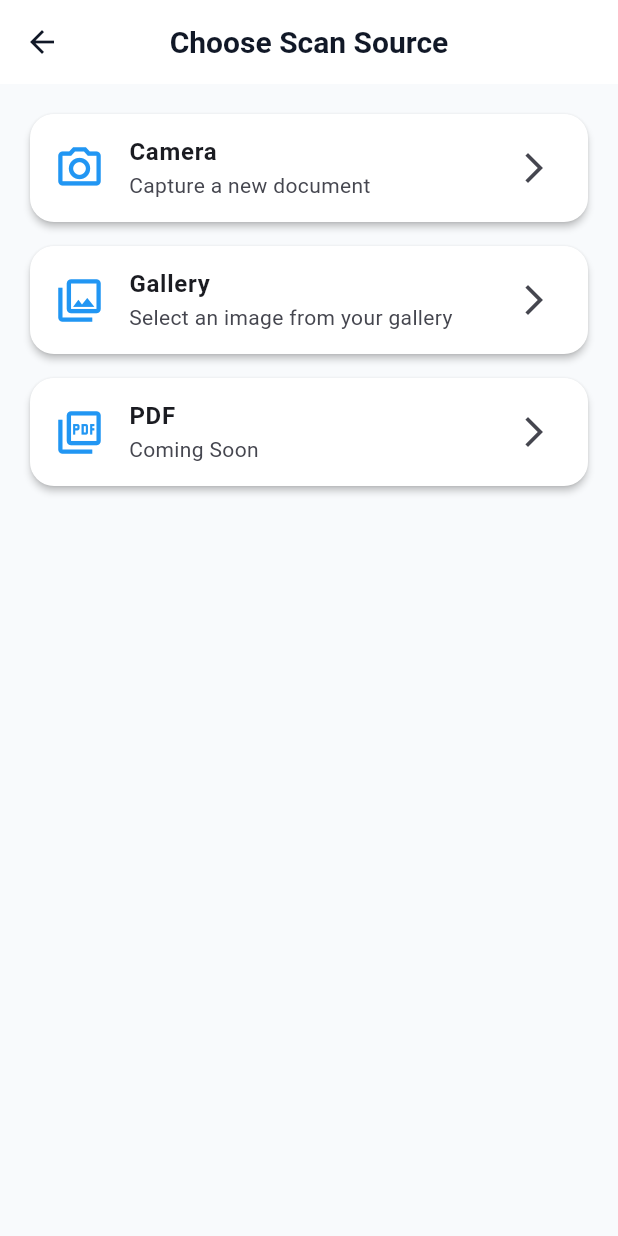
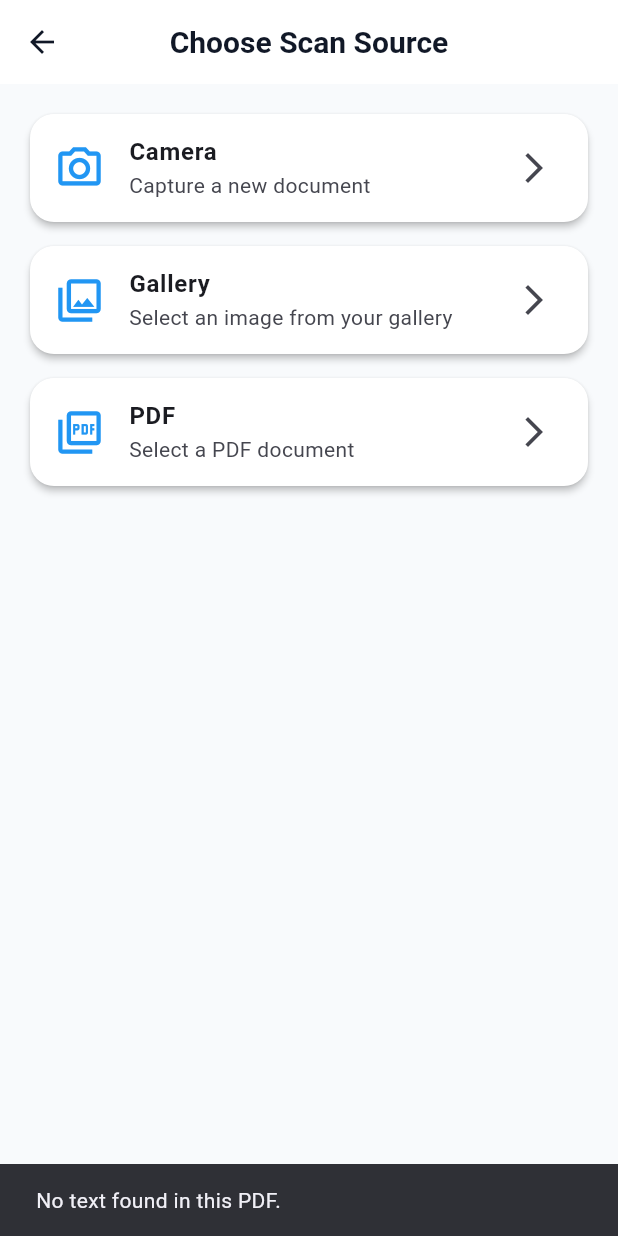
Before and after one commit to prggopinath/docintel-ai, a Flutter app: the ScanOptionsScreen screen opened directly, after a tap on "PDF", on a phone screen of 412 x 824 dp. Run offline on Flutter 3.47's test engine with Material 3 defaults, Android fonts, the phone set to English and light mode, and no system bars; our stand-ins replace dio, file_picker, image_picker; missing offline and left inert: google_mlkit_text_recognition, read_pdf_text.

Commit message:
Add PDF import and text extraction

```diff
--- a/mobile/app/lib/features/scan/controllers/scan_controller.dart
+++ b/mobile/app/lib/features/scan/controllers/scan_controller.dart
@@ -1,5 +1,7 @@
 import 'package:image_picker/image_picker.dart';
 
+import '../../../services/pdf/pdf_picker_service.dart';
+import '../../../services/pdf/pdf_text_service.dart';
 import '../../../services/scanner/image_picker_service.dart';
 import '../../../services/ocr/text_recognition_service.dart';
 
@@ -7,6 +9,9 @@ class ScanController {
   final ImagePickerService _imagePickerService = ImagePickerService();
   final TextRecognitionService _textRecognitionService =
       TextRecognitionService();
+
+  final PdfPickerService _pdfPickerService = PdfPickerService();
+  final PdfTextService _pdfTextService = PdfTextService();
 
   Future<String?> scanFromCamera() async {
     final XFile? image = await _imagePickerService.pickFromCamera();
@@ -28,6 +33,22 @@ class ScanController {
     return await _textRecognitionService.recognizeText(image.path);
   }
 
+  Future<String?> scanFromPdf() async {
+    final path = await _pdfPickerService.pickPdf();
+
+    if (path == null) {
+      return null;
+    }
+
+    final text = await _pdfTextService.extractText(path);
+
+    if (text.trim().isEmpty) {
+      return null;
+    }
+
+    return text;
+  }
+
   Future<void> dispose() async {
     await _textRecognitionService.dispose();
   }
--- a/mobile/app/lib/features/scan/screens/scan_options_screen.dart
+++ b/mobile/app/lib/features/scan/screens/scan_options_screen.dart
@@ -83,6 +83,38 @@ class _ScanOptionsScreenState extends State<ScanOptionsScreen> {
     }
   }
 
+  Future<void> _scanFromPdf() async {
+    try {
+      final text = await _scanController.scanFromPdf();
+
+      if (!mounted) return;
+
+      if (text == null || text.trim().isEmpty) {
+        ScaffoldMessenger.of(context).showSnackBar(
+          const SnackBar(
+            content: Text("No text found in this PDF."),
+          ),
+        );
+        return;
+      }
+
+      Navigator.push(
+        context,
+        MaterialPageRoute(
+          builder: (_) => OcrResultScreen(text: text),
+        ),
+      );
+    } catch (e) {
+      if (!mounted) return;
+
+      ScaffoldMessenger.of(context).showSnackBar(
+        SnackBar(
+          content: Text("PDF Error: $e"),
+        ),
+      );
+    }
+  }
+
   Widget _buildOption({
     required IconData icon,
     required String title,
@@ -136,8 +168,8 @@ class _ScanOptionsScreenState extends State<ScanOptionsScreen> {
             _buildOption(
               icon: Icons.picture_as_pdf_outlined,
               title: "PDF",
-              subtitle: "Coming Soon",
-              onTap: () {},
+              subtitle: "Select a PDF document",
+              onTap: _scanFromPdf,
             ),
           ],
         ),
--- /dev/null
+++ b/mobile/app/lib/services/pdf/pdf_picker_service.dart
@@ -0,0 +1,16 @@
+import 'package:file_picker/file_picker.dart';
+
+class PdfPickerService {
+  Future<String?> pickPdf() async {
+    final result = await FilePicker.platform.pickFiles(
+      type: FileType.custom,
+      allowedExtensions: ['pdf'],
+    );
+
+    if (result == null || result.files.single.path == null) {
+      return null;
+    }
+
+    return result.files.single.path;
+  }
+}
--- /dev/null
+++ b/mobile/app/lib/services/pdf/pdf_text_service.dart
@@ -0,0 +1,9 @@
+import 'package:read_pdf_text/read_pdf_text.dart';
+
+class PdfTextService {
+  Future<String> extractText(String path) async {
+    final text = await ReadPdfText.getPDFtext(path);
+
+    return text.trim();
+  }
+}
--- a/mobile/app/pubspec.yaml
+++ b/mobile/app/pubspec.yaml
@@ -42,6 +42,7 @@ dependencies:
   image_picker: ^1.1.2
   file_picker: ^10.3.2
   google_mlkit_text_recognition: ^0.15.0
+  read_pdf_text: ^0.3.1
 dev_dependencies:
   flutter_test:
     sdk: flutter
```
Also changed, not shown: mobile/app/pubspec.lock.
